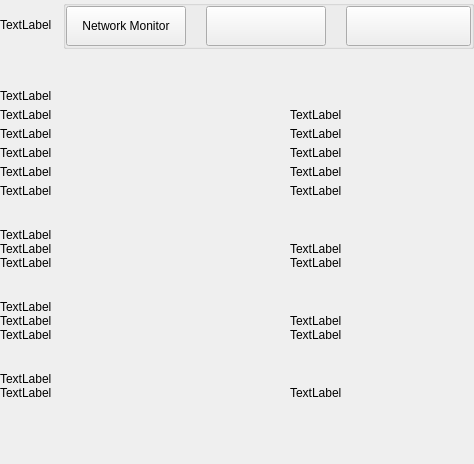
Above: src/qt/pengolincoin/settings/forms/settingsinformationwidget.ui from pengolincoin/PengolinCoin-Core before the change. Below: the same form after it.
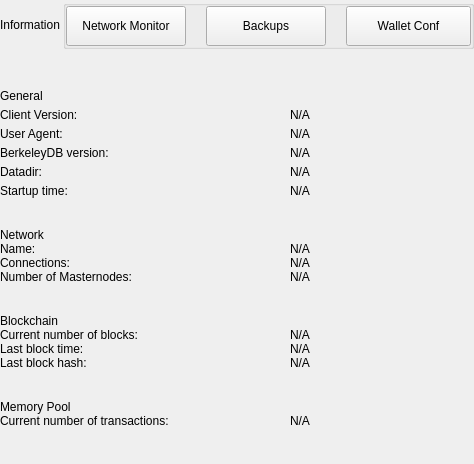
That is the form after the change.

```diff
--- a/src/qt/pengolincoin/settings/forms/settingsinformationwidget.ui
+++ b/src/qt/pengolincoin/settings/forms/settingsinformationwidget.ui
@@ -57,7 +57,7 @@
           <item>
            <widget class="QLabel" name="labelTitle">
             <property name="text">
-             <string>TextLabel</string>
+             <string>Information</string>
             </property>
            </widget>
           </item>
@@ -135,7 +135,7 @@
                 <enum>Qt::NoFocus</enum>
                </property>
                <property name="text">
-                <string/>
+                <string>Backups</string>
                </property>
                <property name="checkable">
                 <bool>false</bool>
@@ -163,7 +163,7 @@
                 <enum>Qt::NoFocus</enum>
                </property>
                <property name="text">
-                <string/>
+                <string>Wallet Conf</string>
                </property>
                <property name="checkable">
                 <bool>false</bool>
@@ -218,7 +218,7 @@
            <item>
             <widget class="QLabel" name="labelTitleGeneral">
              <property name="text">
-              <string>TextLabel</string>
+              <string>General</string>
              </property>
             </widget>
            </item>
@@ -242,14 +242,14 @@
                 </size>
                </property>
                <property name="text">
-                <string>TextLabel</string>
+                <string>Client Version:</string>
                </property>
               </widget>
              </item>
              <item>
               <widget class="QLabel" name="labelInfoClient">
                <property name="text">
-                <string>TextLabel</string>
+                <string notr="true">N/A</string>
                </property>
               </widget>
              </item>
@@ -275,14 +275,14 @@
                 </size>
                </property>
                <property name="text">
-                <string>TextLabel</string>
+                <string>User Agent:</string>
                </property>
               </widget>
              </item>
              <item>
               <widget class="QLabel" name="labelInfoAgent">
                <property name="text">
-                <string>TextLabel</string>
+                <string notr="true">N/A</string>
                </property>
               </widget>
              </item>
@@ -308,14 +308,14 @@
                 </size>
                </property>
                <property name="text">
-                <string>TextLabel</string>
+                <string>BerkeleyDB version:</string>
                </property>
               </widget>
              </item>
              <item>
               <widget class="QLabel" name="labelInfoBerkeley">
                <property name="text">
-                <string>TextLabel</string>
+                <string notr="true">N/A</string>
                </property>
               </widget>
              </item>
@@ -341,14 +341,14 @@
                 </size>
                </property>
                <property name="text">
-                <string>TextLabel</string>
+                <string>Datadir:</string>
                </property>
               </widget>
              </item>
              <item>
               <widget class="QLabel" name="labelInfoDataDir">
                <property name="text">
-                <string>TextLabel</string>
+                <string notr="true">N/A</string>
                </property>
                <property name="wordWrap">
                 <bool>true</bool>
@@ -377,14 +377,14 @@
                 </size>
                </property>
                <property name="text">
-                <string>TextLabel</string>
+                <string>Startup time:</string>
                </property>
               </widget>
              </item>
              <item>
               <widget class="QLabel" name="labelInfoTime">
                <property name="text">
-                <string>TextLabel</string>
+                <string notr="true">N/A</string>
                </property>
               </widget>
              </item>
@@ -412,7 +412,7 @@
         <item>
          <widget class="QLabel" name="labelTitleNetwork">
           <property name="text">
-           <string>TextLabel</string>
+           <string>Network</string>
           </property>
          </widget>
         </item>
@@ -436,14 +436,53 @@
              </size>
             </property>
             <property name="text">
-             <string>TextLabel</string>
+             <string>Name:</string>
             </property>
            </widget>
           </item>
           <item>
            <widget class="QLabel" name="labelInfoName">
             <property name="text">
-             <string>TextLabel</string>
+             <string notr="true">N/A</string>
+            </property>
+           </widget>
+          </item>
+         </layout>
+        </item>
+        <item>
+         <layout class="QHBoxLayout" name="horizontalConnections" stretch="0,1">
+          <property name="spacing">
+           <number>0</number>
+          </property>
+          <item>
+           <widget class="QLabel" name="labelTitleConnections">
+            <property name="minimumSize">
+             <size>
+              <width>290</width>
+              <height>0</height>
+             </size>
+            </property>
+            <property name="maximumSize">
+             <size>
+              <width>290</width>
+              <height>16777215</height>
+             </size>
+            </property>
+            <property name="text">
+             <string>Connections:</string>
+            </property>
+           </widget>
+          </item>
+          <item>
+           <widget class="QLabel" name="labelInfoConnections">
+            <property name="cursor">
+             <cursorShape>IBeamCursor</cursorShape>
+            </property>
+            <property name="textInteractionFlags">
+             <set>Qt::LinksAccessibleByMouse|Qt::TextSelectableByKeyboard|Qt::TextSelectableByMouse</set>
+            </property>
+            <property name="text">
+             <string notr="true">N/A</string>
             </property>
            </widget>
           </item>
@@ -451,9 +490,9 @@
         </item>
         <item>
          <widget class="QWidget" name="layoutOptions2" native="true">
-          <layout class="QHBoxLayout" name="horizontalConnections" stretch="0,1">
+          <layout class="QHBoxLayout" name="horizontalMasternodes" stretch="0,1">
            <property name="spacing">
-            <number>0</number>
+             <number>0</number>
            </property>
            <property name="leftMargin">
             <number>0</number>
@@ -468,7 +507,7 @@
             <number>10</number>
            </property>
            <item>
-            <widget class="QLabel" name="labelTitleConnections">
+            <widget class="QLabel" name="labelTitleMasternodes">
              <property name="minimumSize">
               <size>
                <width>290</width>
@@ -482,14 +521,20 @@
               </size>
              </property>
              <property name="text">
-              <string>TextLabel</string>
+              <string>Number of Masternodes:</string>
              </property>
             </widget>
            </item>
            <item>
-            <widget class="QLabel" name="labelInfoConnections">
+            <widget class="QLabel" name="labelInfoMasternodes">
+             <property name="cursor">
+              <cursorShape>IBeamCursor</cursorShape>
+             </property>
+             <property name="textInteractionFlags">
+              <set>Qt::LinksAccessibleByMouse|Qt::TextSelectableByKeyboard|Qt::TextSelectableByMouse</set>
+             </property>
              <property name="text">
-              <string>TextLabel</string>
+              <string notr="true">N/A</string>
              </property>
             </widget>
            </item>
@@ -515,7 +560,7 @@
         <item>
          <widget class="QLabel" name="labelTitleBlockchain">
           <property name="text">
-           <string>TextLabel</string>
+           <string>Blockchain</string>
           </property>
          </widget>
         </item>
@@ -539,14 +584,53 @@
              </size>
             </property>
             <property name="text">
-             <string>TextLabel</string>
+             <string>Current number of blocks:</string>
             </property>
            </widget>
           </item>
           <item>
            <widget class="QLabel" name="labelInfoBlockNumber">
             <property name="text">
-             <string>TextLabel</string>
+             <string notr="true">N/A</string>
+            </property>
+           </widget>
+          </item>
+         </layout>
+        </item>
+        <item>
+         <layout class="QHBoxLayout" name="horizontalBlockTime" stretch="0,1">
+          <property name="spacing">
+           <number>0</number>
+          </property>
+          <item>
+           <widget class="QLabel" name="labelTitleBlockTime">
+            <property name="minimumSize">
+             <size>
+              <width>290</width>
+              <height>0</height>
+             </size>
+            </property>
+            <property name="maximumSize">
+             <size>
+              <width>290</width>
+              <height>16777215</height>
+             </size>
+            </property>
+            <property name="text">
+             <string>Last block time:</string>
+            </property>
+           </widget>
+          </item>
+          <item>
+           <widget class="QLabel" name="labelInfoBlockTime">
+            <property name="cursor">
+             <cursorShape>IBeamCursor</cursorShape>
+            </property>
+            <property name="textInteractionFlags">
+             <set>Qt::LinksAccessibleByMouse|Qt::TextSelectableByKeyboard|Qt::TextSelectableByMouse</set>
+            </property>
+            <property name="text">
+             <string notr="true">N/A</string>
             </property>
            </widget>
           </item>
@@ -554,7 +638,7 @@
         </item>
         <item>
          <widget class="QWidget" name="layoutOptions3" native="true">
-          <layout class="QHBoxLayout" name="horizontalBlockTime" stretch="0,1">
+          <layout class="QHBoxLayout" name="horizontalBlockHash" stretch="0,1">
            <property name="spacing">
             <number>0</number>
            </property>
@@ -571,7 +655,7 @@
             <number>10</number>
            </property>
            <item>
-            <widget class="QLabel" name="labelTitleBlockTime">
+            <widget class="QLabel" name="labelTitleBlockHash">
              <property name="minimumSize">
               <size>
                <width>290</width>
@@ -585,14 +669,20 @@
               </size>
              </property>
              <property name="text">
-              <string>TextLabel</string>
+              <string>Last block hash:</string>
              </property>
             </widget>
            </item>
            <item>
-            <widget class="QLabel" name="labelInfoBlockTime">
+            <widget class="QLabel" name="labelInfoBlockHash">
+             <property name="cursor">
+              <cursorShape>IBeamCursor</cursorShape>
+             </property>
+             <property name="textInteractionFlags">
+              <set>Qt::LinksAccessibleByMouse|Qt::TextSelectableByKeyboard|Qt::TextSelectableByMouse</set>
+             </property>
              <property name="text">
-              <string>TextLabel</string>
+              <string notr="true">N/A</string>
              </property>
             </widget>
            </item>
@@ -618,7 +708,7 @@
         <item>
          <widget class="QLabel" name="labelTitleMemory">
           <property name="text">
-           <string>TextLabel</string>
+           <string>Memory Pool</string>
           </property>
          </widget>
         </item>
@@ -642,14 +732,14 @@
              </size>
             </property>
             <property name="text">
-             <string>TextLabel</string>
+             <string>Current number of transactions:</string>
             </property>
            </widget>
           </item>
           <item>
            <widget class="QLabel" name="labelInfoNumberTransactions">
             <property name="text">
-             <string>TextLabel</string>
+             <string notr="true">N/A</string>
             </property>
            </widget>
           </item>
```
Left out of the diff: 42 changed lines with no effect on the pictures.
